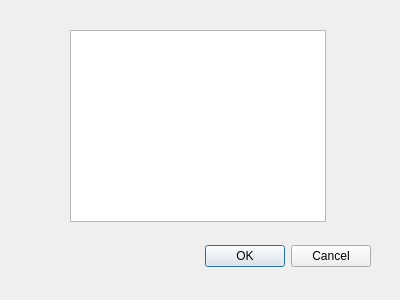
apastel/ytmusic-deleter, file src/main/resources/sort_playlists_dialog.ui: the form before one commit.
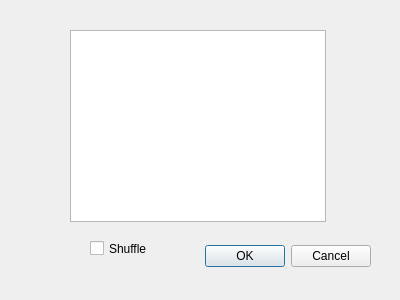
The form after the commit.

Commit message: flesh out sort playlists workflow; use atexit to flush sentry

The edit to the form file:
```diff
--- a/src/main/resources/sort_playlists_dialog.ui
+++ b/src/main/resources/sort_playlists_dialog.ui
@@ -51,6 +51,22 @@
     <bool>true</bool>
    </property>
   </widget>
+  <widget class="QCheckBox" name="shuffleCheckBox">
+   <property name="geometry">
+    <rect>
+     <x>90</x>
+     <y>240</y>
+     <width>70</width>
+     <height>17</height>
+    </rect>
+   </property>
+   <property name="toolTip">
+    <string>Shuffle the playlist(s) instead of sorting.</string>
+   </property>
+   <property name="text">
+    <string>Shuffle</string>
+   </property>
+  </widget>
  </widget>
  <resources/>
  <connections>
```
The commit also changes 10 other files.
